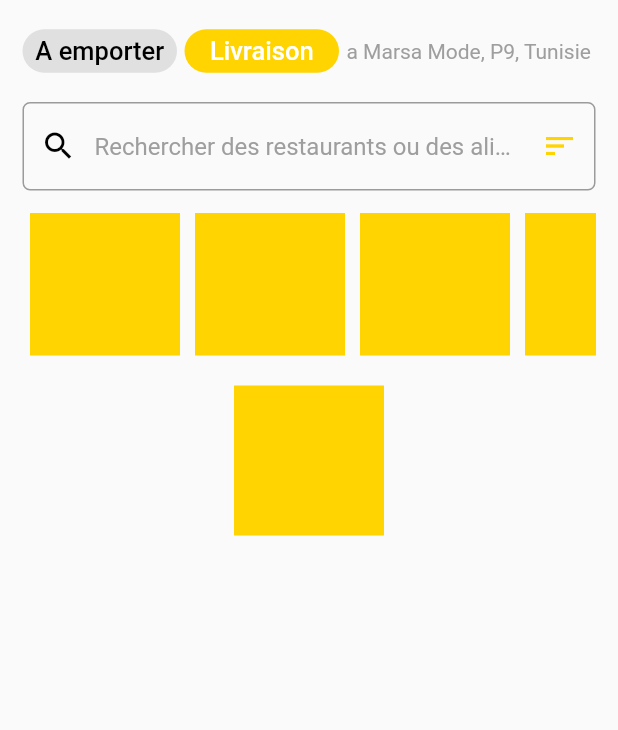
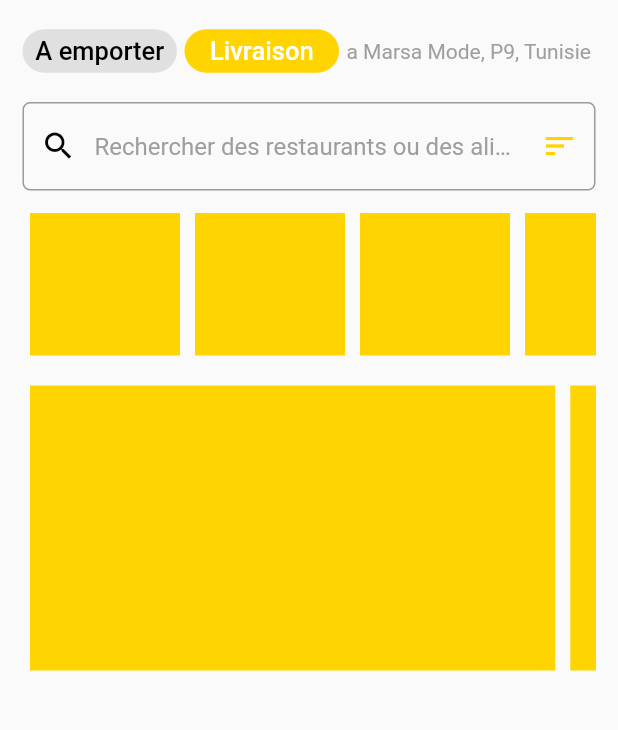
Before and after one commit to Taber1/KoolAppUI, a Flutter app: the HomeScreen screen opened directly, on a phone screen of 412 x 824 dp, the part 84-814 px from its top. Run offline on Flutter 3.47's test engine with Material 2 defaults, Android fonts, the light colour scheme and no system bars; our stand-ins replace flutter_neumorphic, font_awesome_flutter.

Commit message:
Home Screen | Card design

```diff
--- a/lib/HomeScreen.dart
+++ b/lib/HomeScreen.dart
@@ -153,13 +153,23 @@ class _HomeScreenState extends State<HomeScreen> {
                     scrollDirection: Axis.horizontal,
                     itemCount: 10,
                     itemBuilder: (BuildContext context, int index) {
-                      return SmallCard();
+                      return SmallHorizontalCard();
                     }),
               ),
               SizedBox(
                 height: 10,
               ),
-              SmallCard()
+              Container(
+                height: 200,
+                child: ListView.builder(
+                    shrinkWrap: true,
+                    scrollDirection: Axis.horizontal,
+                    itemCount: 10,
+                    itemBuilder: (BuildContext context, int index) {
+                      return BigHorizontalCard();
+                    }),
+              ),
+              BigHorizontalCard()
             ],
           ),
         ),
@@ -168,7 +178,7 @@ class _HomeScreenState extends State<HomeScreen> {
   }
 }
 
-class SmallCard extends StatelessWidget {
+class SmallHorizontalCard extends StatelessWidget {
   @override
   Widget build(BuildContext context) {
     return Padding(
@@ -181,3 +191,17 @@ class SmallCard extends StatelessWidget {
     );
   }
 }
+
+class BigHorizontalCard extends StatelessWidget {
+  @override
+  Widget build(BuildContext context) {
+    return Padding(
+      padding: const EdgeInsets.all(5.0),
+      child: Container(
+        // height: MediaQuery.of(context).size.height * 0.22,
+        width: MediaQuery.of(context).size.width * 0.85,
+        decoration: BoxDecoration(color: Color(0xffffd400)),
+      ),
+    );
+  }
+}
```
